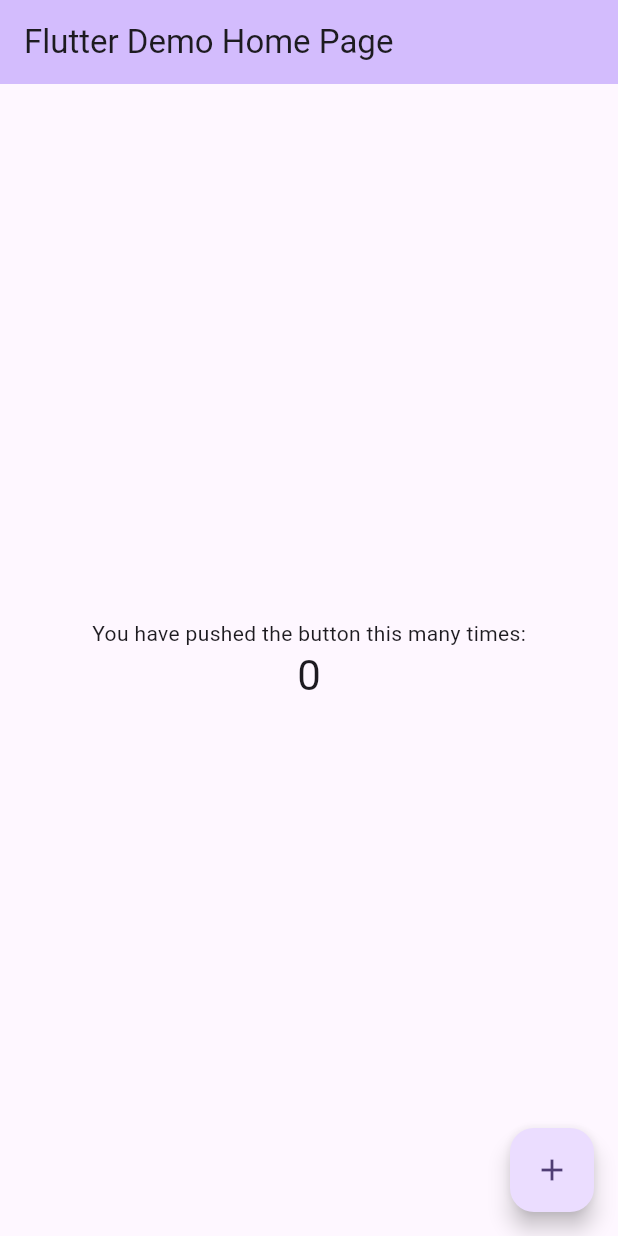
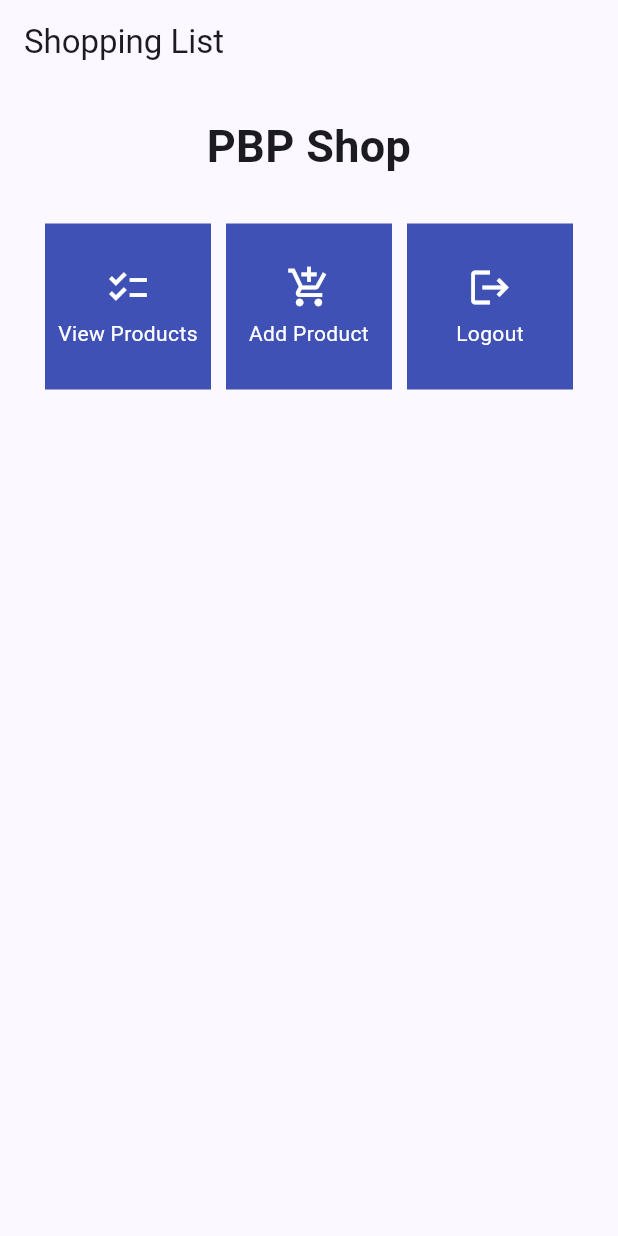
Before and after one commit to Revaldyhfz/shopping_list_mobile, a Flutter app: the screen it shows after launch, on a phone screen of 412 x 824 dp. Run offline on Flutter 3.47's test engine with Material 2 defaults, Android fonts, the phone set to English and light mode, and no system bars.

Commit message:
tutorial 6

```diff
--- a/lib/main.dart
+++ b/lib/main.dart
@@ -1,4 +1,5 @@
 import 'package:flutter/material.dart';
+import 'package:shopping_list/menu.dart';
 
 void main() {
   runApp(const MyApp());
@@ -28,98 +29,10 @@ class MyApp extends StatelessWidget {
         //
         // This works for code too, not just values: Most code changes can be
         // tested with just a hot reload.
-        colorScheme: ColorScheme.fromSeed(seedColor: Colors.deepPurple),
+        colorScheme: ColorScheme.fromSeed(seedColor: Colors.indigo),
         useMaterial3: true,
       ),
-      home: const MyHomePage(title: 'Flutter Demo Home Page'),
+      home: MyHomePage()
     );
   }
 }
-
-class MyHomePage extends StatefulWidget {
-  const MyHomePage({super.key, required this.title});
-
-  // This widget is the home page of your application. It is stateful, meaning
-  // that it has a State object (defined below) that contains fields that affect
-  // how it looks.
-
-  // This class is the configuration for the state. It holds the values (in this
-  // case the title) provided by the parent (in this case the App widget) and
-  // used by the build method of the State. Fields in a Widget subclass are
-  // always marked "final".
-
-  final String title;
-
-  @override
-  State<MyHomePage> createState() => _MyHomePageState();
-}
-
-class _MyHomePageState extends State<MyHomePage> {
-  int _counter = 0;
-
-  void _incrementCounter() {
-    setState(() {
-      // This call to setState tells the Flutter framework that something has
-      // changed in this State, which causes it to rerun the build method below
-      // so that the display can reflect the updated values. If we changed
-      // _counter without calling setState(), then the build method would not be
-      // called again, and so nothing would appear to happen.
-      _counter++;
-    });
-  }
-
-  @override
-  Widget build(BuildContext context) {
-    // This method is rerun every time setState is called, for instance as done
-    // by the _incrementCounter method above.
-    //
-    // The Flutter framework has been optimized to make rerunning build methods
-    // fast, so that you can just rebuild anything that needs updating rather
-    // than having to individually change instances of widgets.
-    return Scaffold(
-      appBar: AppBar(
-        // TRY THIS: Try changing the color here to a specific color (to
-        // Colors.amber, perhaps?) and trigger a hot reload to see the AppBar
-        // change color while the other colors stay the same.
-        backgroundColor: Theme.of(context).colorScheme.inversePrimary,
-        // Here we take the value from the MyHomePage object that was created by
-        // the App.build method, and use it to set our appbar title.
-        title: Text(widget.title),
-      ),
-      body: Center(
-        // Center is a layout widget. It takes a single child and positions it
-        // in the middle of the parent.
-        child: Column(
-          // Column is also a layout widget. It takes a list of children and
-          // arranges them vertically. By default, it sizes itself to fit its
-          // children horizontally, and tries to be as tall as its parent.
-          //
-          // Column has various properties to control how it sizes itself and
-          // how it positions its children. Here we use mainAxisAlignment to
-          // center the children vertically; the main axis here is the vertical
-          // axis because Columns are vertical (the cross axis would be
-          // horizontal).
-          //
-          // TRY THIS: Invoke "debug painting" (choose the "Toggle Debug Paint"
-          // action in the IDE, or press "p" in the console), to see the
-          // wireframe for each widget.
-          mainAxisAlignment: MainAxisAlignment.center,
-          children: <Widget>[
-            const Text(
-              'You have pushed the button this many times:',
-            ),
-            Text(
-              '$_counter',
-              style: Theme.of(context).textTheme.headlineMedium,
-            ),
-          ],
-        ),
-      ),
-      floatingActionButton: FloatingActionButton(
-        onPressed: _incrementCounter,
-        tooltip: 'Increment',
-        child: const Icon(Icons.add),
-      ), // This trailing comma makes auto-formatting nicer for build methods.
-    );
-  }
-}
--- /dev/null
+++ b/lib/menu.dart
@@ -0,0 +1,120 @@
+import 'package:flutter/material.dart';
+
+class MyHomePage extends StatelessWidget {
+  MyHomePage({Key? key}) : super(key: key);
+
+  final List<ShopItem> items = [
+    ShopItem("View Products", Icons.checklist),
+    ShopItem("Add Product", Icons.add_shopping_cart),
+    ShopItem("Logout", Icons.logout),
+];
+
+  // This widget is the home page of your application. It is stateful, meaning
+  // that it has a State object (defined below) that contains fields that affect
+  // how it looks.
+
+  // This class is the configuration for the state. It holds the values (in this
+  // case the title) provided by the parent (in this case the App widget) and
+  // used by the build method of the State. Fields in a Widget subclass are
+  // always marked "final".
+
+ @override
+    Widget build(BuildContext context) {
+        return Scaffold(
+  appBar: AppBar(
+    title: const Text(
+      'Shopping List',
+    ),
+  ),
+  body: SingleChildScrollView(
+    // Scrolling wrapper widget
+    child: Padding(
+      padding: const EdgeInsets.all(10.0), // Set padding for the page
+      child: Column(
+        // Widget to display children vertically
+        children: <Widget>[
+          const Padding(
+            padding: EdgeInsets.only(top: 10.0, bottom: 10.0),
+            // Text widget to display text with center alignment and appropriate style
+            child: Text(
+              'PBP Shop', // Text indicating the shop name
+              textAlign: TextAlign.center,
+              style: TextStyle(
+                fontSize: 30,
+                fontWeight: FontWeight.bold,
+              ),
+            ),
+          ),
+          // Grid layout
+          GridView.count(
+            // Container for our cards.
+            primary: true,
+            padding: const EdgeInsets.all(20),
+            crossAxisSpacing: 10,
+            mainAxisSpacing: 10,
+            crossAxisCount: 3,
+            shrinkWrap: true,
+            children: items.map((ShopItem item) {
+              // Iteration for each item
+              return ShopCard(item);
+            }).toList(),
+          ),
+        ],
+      ),
+    ),
+  ),
+);
+    }
+}
+
+class ShopItem {
+  final String name;
+  final IconData icon;
+
+  ShopItem(this.name, this.icon);
+}
+
+class ShopCard extends StatelessWidget {
+  final ShopItem item;
+
+  const ShopCard(this.item, {Key? key}); // Constructor
+
+  @override
+  Widget build(BuildContext context) {
+    return Material(
+      color: Colors.indigo,
+      child: InkWell(
+        // Responsive touch area
+        onTap: () {
+          // Show a SnackBar when clicked
+          ScaffoldMessenger.of(context)
+            ..hideCurrentSnackBar()
+            ..showSnackBar(SnackBar(
+                content: Text("You pressed the ${item.name} button!")));
+        },
+        child: Container(
+          // Container to hold Icon and Text
+          padding: const EdgeInsets.all(8),
+          child: Center(
+            child: Column(
+              mainAxisAlignment: MainAxisAlignment.center,
+              children: [
+                Icon(
+                  item.icon,
+                  color: Colors.white,
+                  size: 30.0,
+                ),
+                const Padding(padding: EdgeInsets.all(3)),
+                Text(
+                  item.name,
+                  textAlign: TextAlign.center,
+                  style: const TextStyle(color: Colors.white),
+                ),
+              ],
+            ),
+          ),
+        ),
+      ),
+    );
+  }
+}
```
